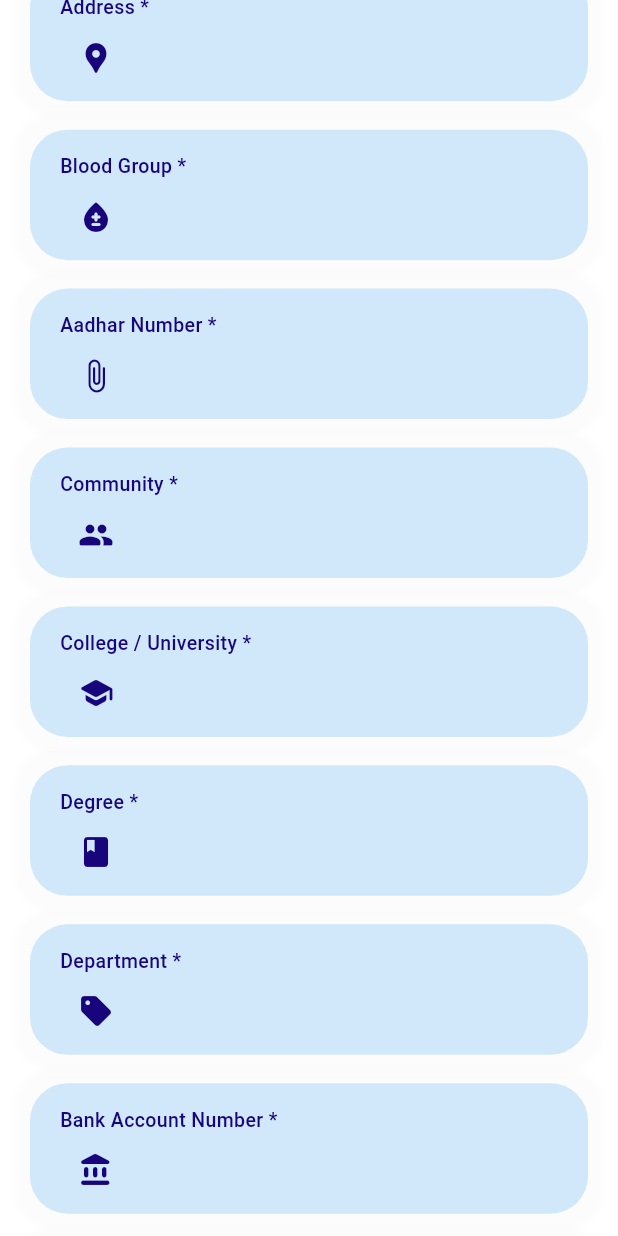
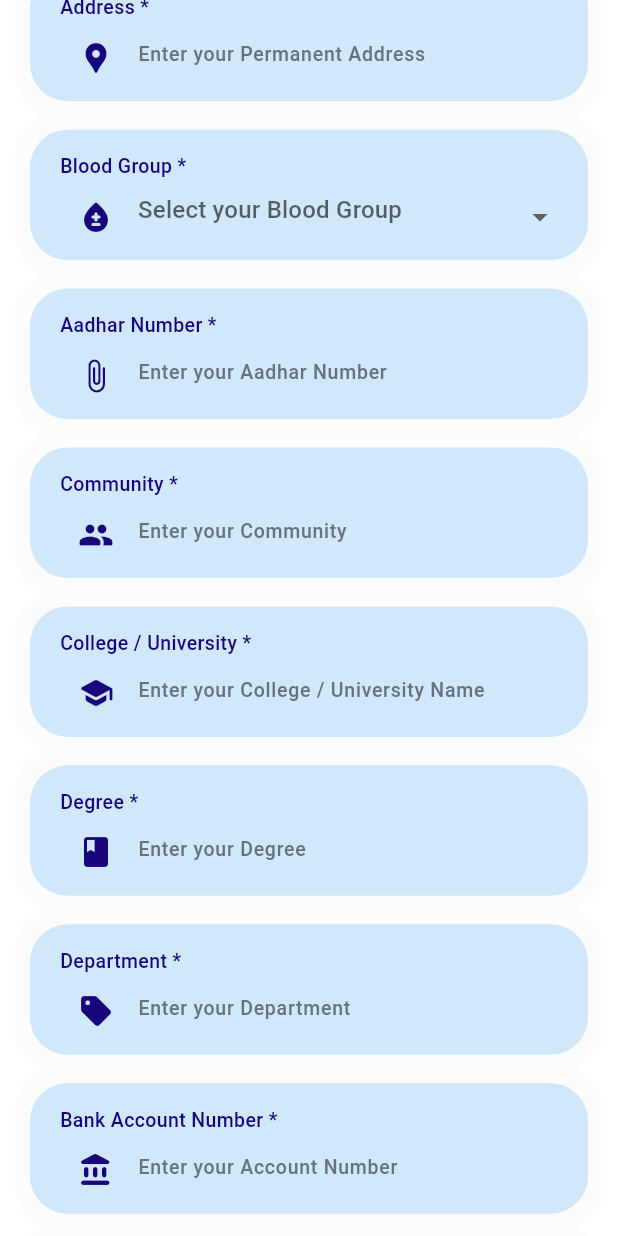
Before and after one commit to deepak-dee3/NCC-FLUTTER-APP, a Flutter app: the fill_details screen opened directly with empty values, scrolled down 2304 dp, on a phone screen of 412 x 824 dp. Run offline on Flutter 3.47's test engine with Material 3 defaults, Android fonts, the phone set to English and light mode, and no system bars; our stand-ins replace animated_splash_screen, avatar_glow, cached_network_image, cloud_firestore, firebase_auth, firebase_core and 14 more; missing offline and left inert: flutter_windowmanager, image_compression_flutter, metaballs, onesignal_flutter; accounts and stored records are empty; project files that could hold a hidden picture were left out.

Commit message:
sign in page hint text been added

```diff
--- a/lib/CADETS/cadet_upload_achievements.dart
+++ b/lib/CADETS/cadet_upload_achievements.dart
@@ -145,6 +145,7 @@ class _cadet_upload_achievementsState extends State<cadet_upload_achievements> {
       },
       child:
      Scaffold(
+      backgroundColor: Colors.white,
       body: SingleChildScrollView(
         scrollDirection: Axis.vertical,
         child:Container(
--- a/lib/cadet_fill_details.dart
+++ b/lib/cadet_fill_details.dart
@@ -411,9 +411,10 @@ _mothername_controller .clear();
 
                           prefixIcon: Icon(Icons.numbers_rounded),
                            prefixIconColor: const Color.fromARGB(255, 24, 4, 123),
-                        //  hintText: '${widget.com.toUpperCase()}',
-                          hintStyle: TextStyle(color: Colors.black),
+                        hintText:"Enter your Regimental Number",
+                          hintStyle: TextStyle(color: Color(0xff67727d),fontSize:13),
                           border: InputBorder.none),
+                          //hintText:"Enter your Regimental Number",
                     ),
 
                   ],
@@ -474,8 +475,8 @@ _mothername_controller .clear();
 
                           prefixIcon: Icon(Icons.person_rounded),
                            prefixIconColor: const Color.fromARGB(255, 24, 4, 123),
-                         // hintText: '${widget.cadetname.toUpperCase()}',
-                          hintStyle: TextStyle(color: Colors.black),
+                            hintText:"Enter your Rank & Name",
+                          hintStyle: TextStyle(color: Color(0xff67727d),fontSize:13),
                           border: InputBorder.none),
                     ),
                   ],
@@ -607,8 +608,8 @@ _mothername_controller .clear();
 
                           prefixIcon: Icon(Icons.diversity_2_rounded),
                            prefixIconColor: const Color.fromARGB(255, 24, 4, 123),
-                         // hintText: '${widget.cadetname.toUpperCase()}',
-                          hintStyle: TextStyle(color: Colors.black),
+                            hintText:"Enter your Directorate ",
+                          hintStyle: TextStyle(color: Color(0xff67727d),fontSize:13),
                           border: InputBorder.none),
                     ),
                   ],
@@ -690,8 +691,8 @@ _mothername_controller .clear();
 
                          prefixIcon: Icon(Icons.diversity_3_rounded),
                            prefixIconColor: const Color.fromARGB(255, 24, 4, 123),
-                         // hintText: '${widget.cadetname.toUpperCase()}',
-                          hintStyle: TextStyle(color: Colors.black),
+                         hintText:"Enter your Group ",
+                          hintStyle: TextStyle(color: Color(0xff67727d),fontSize:13),
                           border: InputBorder.none),
                     ),
                   ],
@@ -771,8 +772,8 @@ _mothername_controller .clear();
 
                          prefixIcon: Icon(Icons.groups_rounded),
                            prefixIconColor: const Color.fromARGB(255, 24, 4, 123),
-                         // hintText: '${widget.cadetname.toUpperCase()}',
-                          hintStyle: TextStyle(color: Colors.black),
+                        hintText:"Enter your Battalion ",
+                          hintStyle: TextStyle(color: Color(0xff67727d),fontSize:13),
                           border: InputBorder.none),
                     ),
                   ],
@@ -858,8 +859,8 @@ _mothername_controller .clear();
 
                           prefixIcon: Icon(Icons.person_rounded),
                            prefixIconColor: const Color.fromARGB(255, 24, 4, 123),
-                         // hintText: '${widget.cadetname.toUpperCase()}',
-                          hintStyle: TextStyle(color: Colors.black),
+                         hintText:"Enter your First Name ",
+                          hintStyle: TextStyle(color: Color(0xff67727d),fontSize:13),
                           border: InputBorder.none),
                     ),
                   ],
@@ -944,8 +945,8 @@ _mothername_controller .clear();
 
 prefixIcon: Icon(Icons.person_2_rounded),
                            prefixIconColor: const Color.fromARGB(255, 24, 4, 123),
-                         // hintText: '${widget.cadetname.toUpperCase()}',
-                          hintStyle: TextStyle(color: Colors.black),
+                         hintText:"Enter your last Name ",
+                          hintStyle: TextStyle(color: Color(0xff67727d),fontSize:13),
                           border: InputBorder.none),
                     ),
                   ],
@@ -989,6 +990,67 @@ prefixIcon: Icon(Icons.person_2_rounded),
         color: Colors.grey.withOpacity(0.03),
         spreadRadius: 10,
         blurRadius: 3,
+      ),
+    ],
+  ),
+  child: Padding(
+    padding: const EdgeInsets.only(
+        left: 20, top: 15, bottom: 5, right: 20),
+    child: Column(
+      crossAxisAlignment: CrossAxisAlignment.start,
+      children: [
+        Text(
+          "JD / JW / SD / SW *",
+          style: TextStyle(
+            fontWeight: FontWeight.w500,
+            fontSize: 13,
+            color: const Color.fromARGB(255, 24, 4, 123),
+          ),
+        ),
+        DropdownButtonFormField<String>(
+          value: null,
+          validator: (value) {
+            if (value == null || value.isEmpty) {
+              return "Fill this required field";
+            }
+            return null;
+          },
+          onChanged: (String? newValue) {
+            // Handle dropdown value change
+            setState(() {
+              _gender_controller.text = newValue!;
+            });
+          },
+          items: ['JD', 'JW', 'SD', 'SW'].map((String value) {
+            return DropdownMenuItem<String>(
+              value: value,
+              child: Text(value),
+            );
+          }).toList(),
+          decoration: InputDecoration(
+            prefixIcon: Icon(Icons.post_add_rounded),
+            prefixIconColor: const Color.fromARGB(255, 24, 4, 123),
+            hintText: "Select JD / JW / SD / SW",
+            hintStyle: TextStyle(color: Color(0xff67727d), fontSize: 13),
+            border: InputBorder.none,
+          ),
+        ),
+      ],
+    ),
+  ),
+)
+,
+           /*//// Container(
+              width: double.infinity,
+              margin: EdgeInsets.symmetric(horizontal: 20),
+              decoration: BoxDecoration(
+                  color: Colors.blue.withOpacity(0.2),
+                  borderRadius: BorderRadius.circular(25),
+                  boxShadow: [
+                    BoxShadow(
+                      color: Colors.grey.withOpacity(0.03),
+                      spreadRadius: 10,
+                      blurRadius: 3,
                       // changes position of shadow
                     ),
                   ]),
@@ -1030,13 +1092,13 @@ prefixIcon: Icon(Icons.person_2_rounded),
 
                           prefixIcon: Icon(Icons.post_add_rounded),
                            prefixIconColor: const Color.fromARGB(255, 24, 4, 123),
-                         // hintText: '${widget.cadetname.toUpperCase()}',
-                          hintStyle: TextStyle(color: Colors.black),
+                         hintText:"JD / JW / SD / SW  ",
+                          hintStyle: TextStyle(color: Color(0xff67727d),fontSize:13),
                           border: InputBorder.none),
                     ),
                   ],
                 ),
-              )),
+              )),*/
               SizedBox(height: screenHeight*0.023,),
 
           /*  Padding(padding:EdgeInsets.all(15),child:TextFormField(
@@ -1113,8 +1175,8 @@ prefixIcon: Icon(Icons.person_2_rounded),
 
                          prefixIcon: Icon(Icons.phone_rounded),
                            prefixIconColor: const Color.fromARGB(255, 24, 4, 123),
-                         // hintText: '${widget.cadetname.toUpperCase()}',
-                          hintStyle: TextStyle(color: Colors.black),
+                          hintText:"Enter your Mobile Number ",
+                          hintStyle: TextStyle(color: Color(0xff67727d),fontSize:13),
                           border: InputBorder.none),
                     ),
                   ],
@@ -1196,8 +1258,8 @@ prefixIcon: Icon(Icons.person_2_rounded),
 
                          prefixIcon: Icon(Icons.date_range_rounded),
                            prefixIconColor: const Color.fromARGB(255, 24, 4, 123),
-                         // hintText: '${widget.cadetname.toUpperCase()}',
-                          hintStyle: TextStyle(color: Colors.black),
+                         hintText:"Select your DOB ",
+                          hintStyle: TextStyle(color: Color(0xff67727d),fontSize:13),
                           border: InputBorder.none),
                     ),
                   ],
@@ -1274,8 +1336,8 @@ prefixIcon: Icon(Icons.person_2_rounded),
 
                           prefixIcon: Icon(Icons.arrow_circle_right_rounded),
                            prefixIconColor: const Color.fromARGB(255, 24, 4, 123),
-                         // hintText: '${widget.cadetname.toUpperCase()}',
-                          hintStyle: TextStyle(color: Colors.black),
+                          hintText:"Enter the year ",
+                          hintStyle: TextStyle(color: Color(0xff67727d),fontSize:13),
                           border: InputBorder.none),
                     ),
                   ],
@@ -1353,8 +1415,8 @@ prefixIcon: Icon(Icons.person_2_rounded),
 
                          prefixIcon: Icon(Icons.arrow_circle_left_rounded),
                            prefixIconColor: const Color.fromARGB(255, 24, 4, 123),
-                         // hintText: '${widget.cadetname.toUpperCase()}',
-                          hintStyle: TextStyle(color: Colors.black),
+                         hintText:"Enter the year  ",
+                          hintStyle: TextStyle(color: Color(0xff67727d),fontSize:13),
                           border: InputBorder.none),
                     ),
                   ],
@@ -1436,8 +1498,8 @@ prefixIcon: Icon(Icons.person_2_rounded),
 
                          prefixIcon: Icon(Icons.person_4_rounded),
                            prefixIconColor: const Color.fromARGB(255, 24, 4, 123),
-                         // hintText: '${widget.cadetname.toUpperCase()}',
-                          hintStyle: TextStyle(color: Colors.black),
+                          hintText:"Enter your Father's Name ",
+                          hintStyle: TextStyle(color: Color(0xff67727d),fontSize:13),
                           border: InputBorder.none),
                     ),
                   ],
@@ -1486,7 +1548,7 @@ prefixIcon: Icon(Icons.person_2_rounded),
                   crossAxisAlignment: CrossAxisAlignment.start,
                   children: [
                     Text(
-                      "father's Number *",
+                      "Father's Number *",
                       style: TextStyle(
                           fontWeight: FontWeight.w500,
                           fontSize: 13,
@@ -1516,8 +1578,8 @@ prefixIcon: Icon(Icons.person_2_rounded),
 
                         prefixIcon: Icon(Icons.phone_android_rounded),
                            prefixIconColor: const Color.fromARGB(255, 24, 4, 123),
-                         // hintText: '${widget.cadetname.toUpperCase()}',
-                          hintStyle: TextStyle(color: Colors.black),
+                         hintText:"Enter your Father's Number  ",
+                          hintStyle: TextStyle(color: Color(0xff67727d),fontSize:13),
                           border: InputBorder.none),
                     ),
                   ],
@@ -1600,8 +1662,8 @@ prefixIcon: Icon(Icons.person_2_rounded),
 
                           prefixIcon: Icon(Icons.work_rounded),
                            prefixIconColor: const Color.fromARGB(255, 24, 4, 123),
-                         // hintText: '${widget.cadetname.toUpperCase()}',
-                          hintStyle: TextStyle(color: Colors.black),
+                         hintText:"Enter your Father's Occupation ",
+                          hintStyle: TextStyle(color: Color(0xff67727d),fontSize:13),
                           border: InputBorder.none),
                     ),
                   ],
@@ -1683,8 +1745,8 @@ prefixIcon: Icon(Icons.person_2_rounded),
 
                          prefixIcon: Icon(Icons.person_3_rounded),
                            prefixIconColor: const Color.fromARGB(255, 24, 4, 123),
-                         // hintText: '${widget.cadetname.toUpperCase()}',
-                          hintStyle: TextStyle(color: Colors.black),
+                         hintText:"Enter your Mother's Name ",
+                          hintStyle: TextStyle(color: Color(0xff67727d),fontSize:13),
                           border: InputBorder.none),
                     ),
                   ],
@@ -1763,8 +1825,8 @@ prefixIcon: Icon(Icons.person_2_rounded),
 
                         prefixIcon: Icon(Icons.phone_android_rounded),
                            prefixIconColor: const Color.fromARGB(255, 24, 4, 123),
-                         // hintText: '${widget.cadetname.toUpperCase()}',
-                          hintStyle: TextStyle(color: Colors.black),
+                         hintText:"Enter your Mother's Number ",
+                          hintStyle: TextStyle(color: Color(0xff67727d),fontSize:13),
                           border: InputBorder.none),
                     ),
                   ],
@@ -1842,8 +1904,8 @@ prefixIcon: Icon(Icons.person_2_rounded),
 
                           prefixIcon: Icon(Icons.work_rounded),
                            prefixIconColor: const Color.fromARGB(255, 24, 4, 123),
-                         // hintText: '${widget.cadetname.toUpperCase()}',
-                          hintStyle: TextStyle(color: Colors.black),
+                          hintText:"Enter your Mother's Occupation ",
+                          hintStyle: TextStyle(color: Color(0xff67727d),fontSize:13),
                           border: InputBorder.none),
                     ),
                   ],
@@ -1933,8 +1995,8 @@ prefixIcon: Icon(Icons.person_2_rounded),
 
                         prefixIcon: Icon(Icons.location_pin),
                            prefixIconColor: const Color.fromARGB(255, 24, 4, 123),
-                         // hintText: '${widget.cadetname.toUpperCase()}',
-                          hintStyle: TextStyle(color: Colors.black),
+                          hintText:"Enter your Permanent Address ",
+                          hintStyle: TextStyle(color: Color(0xff67727d),fontSize:13),
                           border: InputBorder.none),
                     ),
                   ],
@@ -1976,6 +2038,67 @@ prefixIcon: Icon(Icons.person_2_rounded),
         color: Colors.grey.withOpacity(0.03),
         spreadRadius: 10,
         blurRadius: 3,
+      ),
+    ],
+  ),
+  child: Padding(
+    padding: const EdgeInsets.only(
+        left: 20, top: 15, bottom: 5, right: 20),
+    child: Column(
+      crossAxisAlignment: CrossAxisAlignment.start,
+      children: [
+        Text(
+          "Blood Group *",
+          style: TextStyle(
+            fontWeight: FontWeight.w500,
+            fontSize: 13,
+            color: const Color.fromARGB(255, 24, 4, 123),
+          ),
+        ),
+        DropdownButtonFormField<String>(
+          value: null,
+          validator: (value) {
+            if (value == null || value.isEmpty) {
+              return 'Fill this required field';
+            }
+            return null;
+          },
+          onChanged: (String? newValue) {
+            setState(() {
+              _blood_controller.text = newValue!;
+            });
+          },
+          items: ['A+', 'A-', 'B+', 'B-', 'AB+', 'AB-', 'O+', 'O-']
+              .map((String value) {
+            return DropdownMenuItem<String>(
+              value: value,
+              child: Text(value),
+            );
+          }).toList(),
+          decoration: InputDecoration(
+            prefixIcon: Icon(Icons.bloodtype_rounded),
+            prefixIconColor: const Color.fromARGB(255, 24, 4, 123),
+            hintText: "Select your Blood Group",
+            hintStyle: TextStyle(color: Color(0xff67727d), fontSize: 13),
+            border: InputBorder.none,
+          ),
+        ),
+      ],
+    ),
+  ),
+)
+,
+           /*///// Container(
+              width: double.infinity,
+              margin: EdgeInsets.symmetric(horizontal: 20),
+              decoration: BoxDecoration(
+                  color: Colors.blue.withOpacity(0.2),
+                  borderRadius: BorderRadius.circular(25),
+                  boxShadow: [
+                    BoxShadow(
+                      color: Colors.grey.withOpacity(0.03),
+                      spreadRadius: 10,
+                      blurRadius: 3,
                       // changes position of shadow
                     ),
                   ]),
@@ -2020,13 +2143,13 @@ prefixIcon: Icon(Icons.person_2_rounded),
 
                         prefixIcon: Icon(Icons.bloodtype_rounded),
                            prefixIconColor: const Color.fromARGB(255, 24, 4, 123),
-                         // hintText: '${widget.cadetname.toUpperCase()}',
-                          hintStyle: TextStyle(color: Colors.black),
+                          hintText:"Enter your Blood Group ",
+                          hintStyle: TextStyle(color: Color(0xff67727d),fontSize:13),
                           border: InputBorder.none),
                     ),
                   ],
                 ),
-              )),
+              )),*/
               SizedBox(height: screenHeight*0.023,),
          /*  Padding(padding:EdgeInsets.all(15),child:TextFormField(
             controller: _aadhar_controller,
@@ -2098,8 +2221,8 @@ prefixIcon: Icon(Icons.person_2_rounded),
 
                          prefixIcon: Icon(Icons.attach_file_rounded),
                            prefixIconColor: const Color.fromARGB(255, 24, 4, 123),
-                         // hintText: '${widget.cadetname.toUpperCase()}',
-                          hintStyle: TextStyle(color: Colors.black),
+                         hintText:"Enter your Aadhar Number ",
+                          hintStyle: TextStyle(color: Color(0xff67727d),fontSize:13),
                           border: InputBorder.none),
                     ),
                   ],
@@ -2176,8 +2299,8 @@ prefixIcon: Icon(Icons.person_2_rounded),
 
                          prefixIcon: Icon(Icons.people_rounded),
                            prefixIconColor: const Color.fromARGB(255, 24, 4, 123),
-                         // hintText: '${widget.cadetname.toUpperCase()}',
-                          hintStyle: TextStyle(color: Colors.black),
+                         hintText:"Enter your Community ",
+                          hintStyle: TextStyle(color: Color(0xff67727d),fontSize:13),
                           border: InputBorder.none),
                     ),
                   ],
@@ -2262,8 +2385,8 @@ prefixIcon: Icon(Icons.person_2_rounded),
 
                          prefixIcon: Icon(Icons.school_rounded),
                            prefixIconColor: const Color.fromARGB(255, 24, 4, 123),
-                         // hintText: '${widget.cadetname.toUpperCase()}',
-                          hintStyle: TextStyle(color: Colors.black),
+                         hintText:"Enter your College / University Name ",
+                          hintStyle: TextStyle(color: Color(0xff67727d),fontSize:13),
                           border: InputBorder.none),
                     ),
                   ],
@@ -2348,8 +2471,8 @@ prefixIcon: Icon(Icons.person_2_rounded),
 
                         prefixIcon: Icon(Icons.book_rounded),
                            prefixIconColor: const Color.fromARGB(255, 24, 4, 123),
-                         // hintText: '${widget.cadetname.toUpperCase()}',
-                          hintStyle: TextStyle(color: Colors.black),
+                         hintText:"Enter your Degree ",
+                          hintStyle: TextStyle(color: Color(0xff67727d),fontSize:13),
                           border: InputBorder.none),
                     ),
                   ],
@@ -2432,8 +2555,8 @@ prefixIcon: Icon(Icons.person_2_rounded),
 
                          prefixIcon: Icon(Icons.sell_rounded),
                            prefixIconColor: const Color.fromARGB(255, 24, 4, 123),
-                         // hintText: '${widget.cadetname.toUpperCase()}',
-                          hintStyle: TextStyle(color: Colors.black),
+                         hintText:"Enter your Department ",
+                          hintStyle: TextStyle(color: Color(0xff67727d),fontSize:13),
                           border: InputBorder.none),
                     ),
                   ],
@@ -2510,8 +2633,8 @@ prefixIcon: Icon(Icons.person_2_rounded),
 
                          prefixIcon: Icon(Icons.account_balance_rounded),
                            prefixIconColor: const Color.fromARGB(255, 24, 4, 123),
-                         // hintText: '${widget.cadetname.toUpperCase()}',
-                          hintStyle: TextStyle(color: Colors.black),
+                         hintText:"Enter your Account Number ",
+                          hintStyle: TextStyle(color: Color(0xff67727d),fontSize:13),
                           border: InputBorder.none),
                     ),
                   ],
@@ -2592,8 +2715,8 @@ prefixIcon: Icon(Icons.person_2_rounded),
 
                           prefixIcon: Icon(Icons.account_tree_rounded),
                            prefixIconColor: const Color.fromARGB(255, 24, 4, 123),
-                         // hintText: '${widget.cadetname.toUpperCase()}',
-                          hintStyle: TextStyle(color: Colors.black),
+                          hintText:"Enter your Branch  ",
+                          hintStyle: TextStyle(color: Color(0xff67727d),fontSize:13),
                           border: InputBorder.none),
                     ),
                   ],
@@ -2640,7 +2763,7 @@ prefixIcon: Icon(Icons.person_2_rounded),
                   crossAxisAlignment: CrossAxisAlignment.start,
                   children: [
                     Text(
-                      "Ifsc Code *",
+                      "IFSC Code *",
                       style: TextStyle(
                           fontWeight: FontWeight.w500,
                           fontSize: 13,
@@ -2669,8 +2792,8 @@ prefixIcon: Icon(Icons.person_2_rounded),
 
                           prefixIcon: Icon(Icons.code_rounded),
                            prefixIconColor: const Color.fromARGB(255, 24, 4, 123),
-                         // hintText: '${widget.cadetname.toUpperCase()}',
-                          hintStyle: TextStyle(color: Colors.black),
+                         hintText:"Enter your IFSC Code ",
+                          hintStyle: TextStyle(color: Color(0xff67727d),fontSize:13),
                           border: InputBorder.none),
                     ),
                   ],
```
Lines whose indentation alone changed are shown as unchanged.
